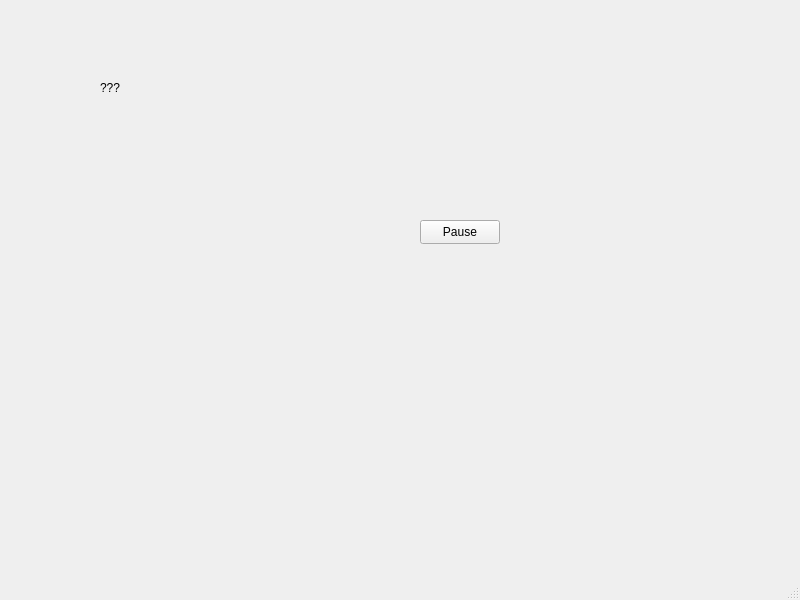
riiiiiiin/PinBall, file PinBall/mainwindow.ui: the form before one commit.
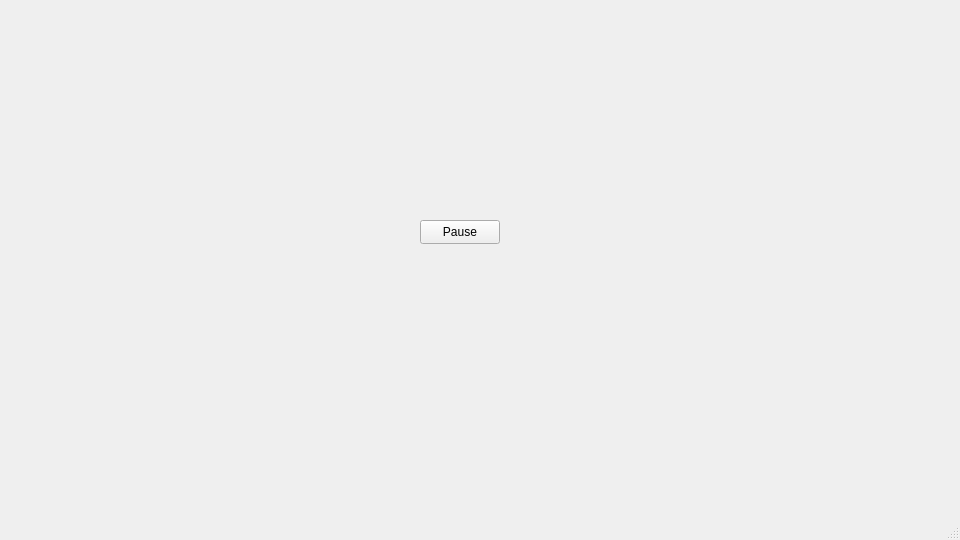
The form after the commit.

```diff
--- a/PinBall/mainwindow.ui
+++ b/PinBall/mainwindow.ui
@@ -6,8 +6,8 @@
    <rect>
     <x>0</x>
     <y>0</y>
-    <width>800</width>
-    <height>600</height>
+    <width>960</width>
+    <height>540</height>
    </rect>
   </property>
   <property name="windowTitle">
@@ -27,19 +27,6 @@
      <string>Pause</string>
     </property>
    </widget>
-   <widget class="QLabel" name="label">
-    <property name="geometry">
-     <rect>
-      <x>100</x>
-      <y>80</y>
-      <width>49</width>
-      <height>16</height>
-     </rect>
-    </property>
-    <property name="text">
-     <string>???</string>
-    </property>
-   </widget>
   </widget>
   <widget class="QMenuBar" name="menubar">
    <property name="geometry">
```
Left out of the diff: 2 changed lines with no effect on the pictures.
